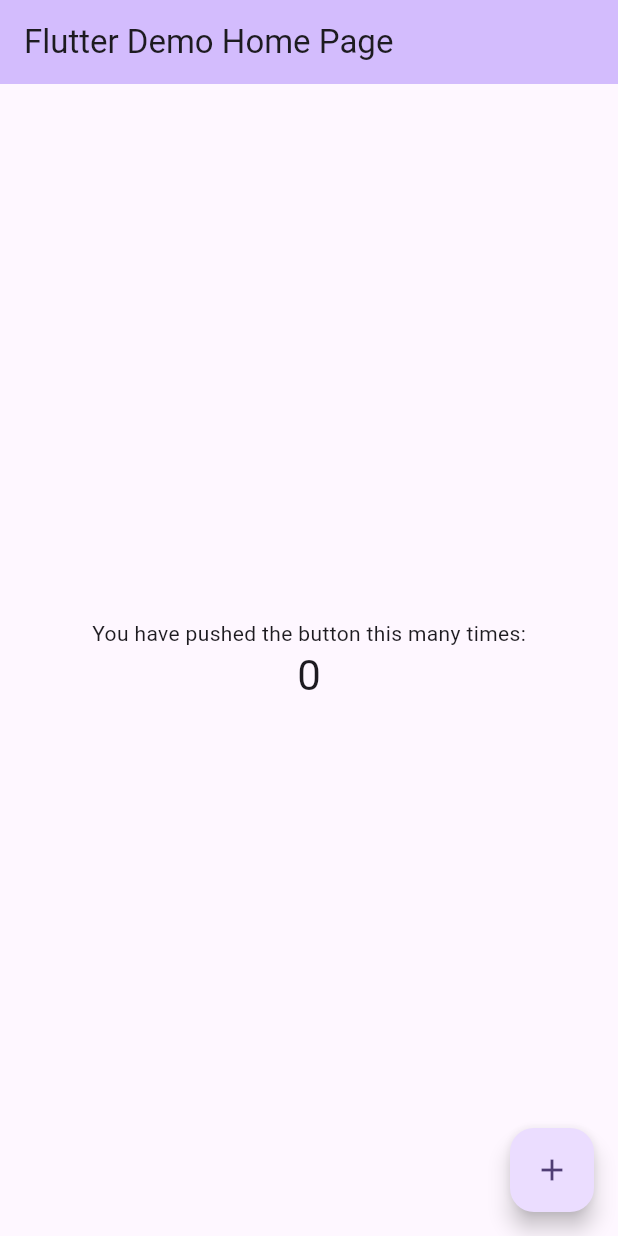
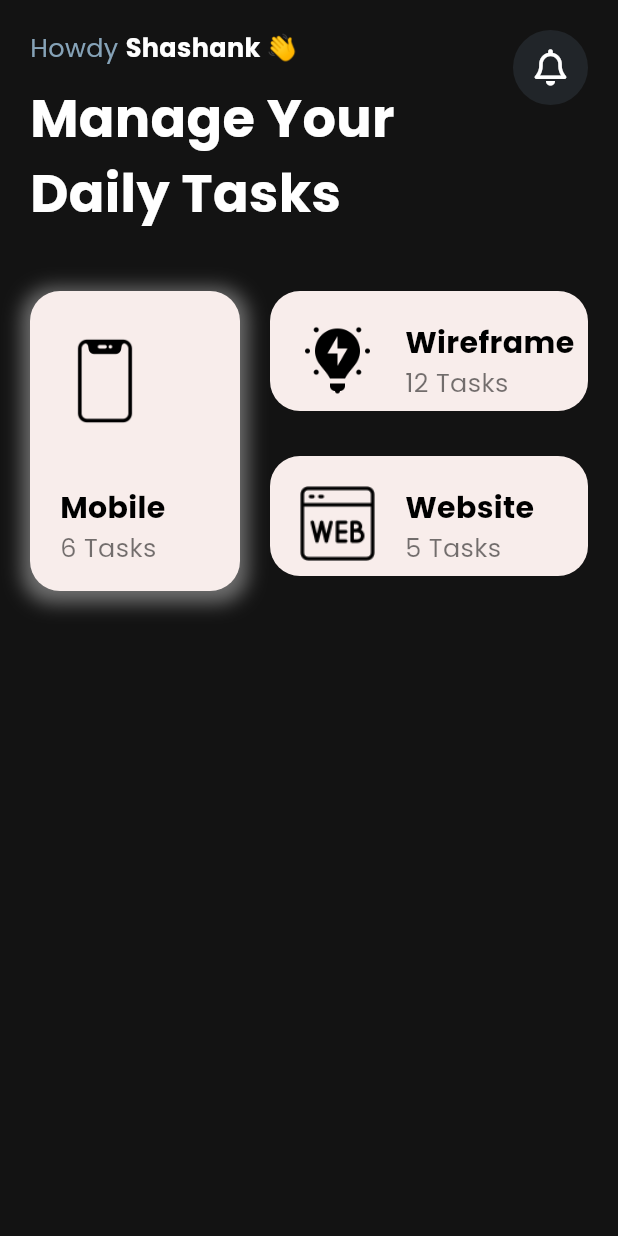
Before and after one commit to shashank16sundar/Task-App-UI-Dribbble-Flutter, a Flutter app: the screen it shows after launch, on a phone screen of 412 x 824 dp. Run offline on Flutter 3.47's test engine with Material 2 defaults, Android fonts, the phone set to English and light mode, and no system bars; our stand-ins replace font_awesome_flutter, google_fonts.

Commit message:
2nd Commit - Till Tasks Widget Done

```diff
--- a/lib/main.dart
+++ b/lib/main.dart
@@ -1,4 +1,6 @@
 import 'package:flutter/material.dart';
+import 'package:google_fonts/google_fonts.dart';
+import 'package:task_app_dribbble/pages/home_page.dart';
 
 void main() {
   runApp(const MyApp());
@@ -7,119 +9,17 @@ void main() {
 class MyApp extends StatelessWidget {
   const MyApp({super.key});
 
-  // This widget is the root of your application.
   @override
   Widget build(BuildContext context) {
     return MaterialApp(
-      title: 'Flutter Demo',
+      debugShowCheckedModeBanner: false,
+      title: 'Task App Dribbble',
       theme: ThemeData(
-        // This is the theme of your application.
-        //
-        // TRY THIS: Try running your application with "flutter run". You'll see
-        // the application has a blue toolbar. Then, without quitting the app,
-        // try changing the seedColor in the colorScheme below to Colors.green
-        // and then invoke "hot reload" (save your changes or press the "hot
-        // reload" button in a Flutter-supported IDE, or press "r" if you used
-        // the command line to start the app).
-        //
-        // Notice that the counter didn't reset back to zero; the application
-        // state is not lost during the reload. To reset the state, use hot
-        // restart instead.
-        //
-        // This works for code too, not just values: Most code changes can be
-        // tested with just a hot reload.
         colorScheme: ColorScheme.fromSeed(seedColor: Colors.deepPurple),
         useMaterial3: true,
+        textTheme: GoogleFonts.poppinsTextTheme(),
       ),
-      home: const MyHomePage(title: 'Flutter Demo Home Page'),
+      home: const HomePage(),
     );
   }
 }
-
-class MyHomePage extends StatefulWidget {
-  const MyHomePage({super.key, required this.title});
-
-  // This widget is the home page of your application. It is stateful, meaning
-  // that it has a State object (defined below) that contains fields that affect
-  // how it looks.
-
-  // This class is the configuration for the state. It holds the values (in this
-  // case the title) provided by the parent (in this case the App widget) and
-  // used by the build method of the State. Fields in a Widget subclass are
-  // always marked "final".
-
-  final String title;
-
-  @override
-  State<MyHomePage> createState() => _MyHomePageState();
-}
-
-class _MyHomePageState extends State<MyHomePage> {
-  int _counter = 0;
-
-  void _incrementCounter() {
-    setState(() {
-      // This call to setState tells the Flutter framework that something has
-      // changed in this State, which causes it to rerun the build method below
-      // so that the display can reflect the updated values. If we changed
-      // _counter without calling setState(), then the build method would not be
-      // called again, and so nothing would appear to happen.
-      _counter++;
-    });
-  }
-
-  @override
-  Widget build(BuildContext context) {
-    // This method is rerun every time setState is called, for instance as done
-    // by the _incrementCounter method above.
-    //
-    // The Flutter framework has been optimized to make rerunning build methods
-    // fast, so that you can just rebuild anything that needs updating rather
-    // than having to individually change instances of widgets.
-    return Scaffold(
-      appBar: AppBar(
-        // TRY THIS: Try changing the color here to a specific color (to
-        // Colors.amber, perhaps?) and trigger a hot reload to see the AppBar
-        // change color while the other colors stay the same.
-        backgroundColor: Theme.of(context).colorScheme.inversePrimary,
-        // Here we take the value from the MyHomePage object that was created by
-        // the App.build method, and use it to set our appbar title.
-        title: Text(widget.title),
-      ),
-      body: Center(
-        // Center is a layout widget. It takes a single child and positions it
-        // in the middle of the parent.
-        child: Column(
-          // Column is also a layout widget. It takes a list of children and
-          // arranges them vertically. By default, it sizes itself to fit its
-          // children horizontally, and tries to be as tall as its parent.
-          //
-          // Column has various properties to control how it sizes itself and
-          // how it positions its children. Here we use mainAxisAlignment to
-          // center the children vertically; the main axis here is the vertical
-          // axis because Columns are vertical (the cross axis would be
-          // horizontal).
-          //
-          // TRY THIS: Invoke "debug painting" (choose the "Toggle Debug Paint"
-          // action in the IDE, or press "p" in the console), to see the
-          // wireframe for each widget.
-          mainAxisAlignment: MainAxisAlignment.center,
-          children: <Widget>[
-            const Text(
-              'You have pushed the button this many times:',
-            ),
-            Text(
-              '$_counter',
-              style: Theme.of(context).textTheme.headlineMedium,
-            ),
-          ],
-        ),
-      ),
-      floatingActionButton: FloatingActionButton(
-        onPressed: _incrementCounter,
-        tooltip: 'Increment',
-        child: const Icon(Icons.add),
-      ), // This trailing comma makes auto-formatting nicer for build methods.
-    );
-  }
-}
--- /dev/null
+++ b/lib/pages/home_page.dart
@@ -0,0 +1,104 @@
+import 'package:flutter/material.dart';
+import 'package:font_awesome_flutter/font_awesome_flutter.dart';
+import 'package:task_app_dribbble/utils/app_styles.dart';
+import 'package:task_app_dribbble/widgets/curved_horizontal_widget.dart';
+import 'package:task_app_dribbble/widgets/curved_vertical_widget.dart';
+
+class HomePage extends StatelessWidget {
+  const HomePage({super.key});
+
+  @override
+  Widget build(BuildContext context) {
+    return Scaffold(
+      backgroundColor: AppStyles1.bgColor,
+      body: SafeArea(
+        child: ListView(
+          padding: const EdgeInsets.symmetric(horizontal: 20, vertical: 20),
+          children: [
+            Row(
+              crossAxisAlignment: CrossAxisAlignment.start,
+              mainAxisAlignment: MainAxisAlignment.spaceBetween,
+              children: [
+                const SizedBox(
+                  width: 250,
+                  child: Column(
+                    crossAxisAlignment: CrossAxisAlignment.start,
+                    children: [
+                      Row(
+                        children: [
+                          MediumText(text: 'Howdy '),
+                          MediumText(
+                            text: 'Shashank 👋',
+                            color: Colors.white,
+                            weight: FontWeight.bold,
+                          ),
+                        ],
+                      ),
+                      SizedBox(height: 10),
+                      LargeText(text: 'Manage Your Daily Tasks'),
+                    ],
+                  ),
+                ),
+                Container(
+                  width: 50,
+                  height: 50,
+                  decoration: BoxDecoration(
+                    shape: BoxShape.circle,
+                    color: AppStyles1.lightBgColor,
+                  ),
+                  child: const Center(
+                    child: FaIcon(
+                      FontAwesomeIcons.bell,
+                      color: Colors.white,
+                    ),
+                  ),
+                ),
+              ],
+            ),
+            const SizedBox(height: 40),
+            const SizedBox(
+              width: double.maxFinite,
+              height: 200,
+              child: Row(
+                children: [
+                  CurvedVerticalWidget(
+                    width: 140,
+                    height: 200,
+                    imgUrl: 'img/iphone.png',
+                    desc: 'Mobile',
+                    tasks: 6,
+                    bgColor: Color(0xfff8edeb),
+                  ),
+                  SizedBox(width: 20),
+                  Expanded(
+                    child: Column(
+                      children: [
+                        CurvedHorizontalWidget(
+                          width: 150,
+                          height: 80,
+                          imgUrl: 'img/idea.png',
+                          desc: 'Wireframe',
+                          tasks: 12,
+                          bgColor: Color(0xfff8edeb),
+                        ),
+                        SizedBox(height: 30),
+                        CurvedHorizontalWidget(
+                          width: 150,
+                          height: 80,
+                          imgUrl: 'img/website.png',
+                          desc: 'Website',
+                          tasks: 5,
+                          bgColor: Color(0xfff8edeb),
+                        ),
+                      ],
+                    ),
+                  )
+                ],
+              ),
+            )
+          ],
+        ),
+      ),
+    );
+  }
+}
--- /dev/null
+++ b/lib/utils/app_styles.dart
@@ -0,0 +1,60 @@
+import 'package:flutter/material.dart';
+
+class AppStyles1 {
+  static Color bgColor = const Color.fromARGB(255, 19, 19, 19);
+  static Color largeTextColor = Colors.white;
+  static Color greyTextColor = const Color(0xff86A3B8);
+  static Color lightBgColor = const Color(0xff212529);
+}
+
+class LargeText extends StatelessWidget {
+  final double size;
+  final String text;
+  final Color color;
+
+  const LargeText({
+    super.key,
+    this.size = 35,
+    required this.text,
+    this.color = Colors.white,
+  });
+
+  @override
+  Widget build(BuildContext context) {
+    return Text(
+      text,
+      style: TextStyle(
+        fontSize: size,
+        color: color,
+        fontWeight: FontWeight.bold,
+      ),
+    );
+  }
+}
+
+class MediumText extends StatelessWidget {
+  final double size;
+  final String text;
+  final Color color;
+  final FontWeight weight;
+
+  const MediumText({
+    super.key,
+    this.size = 17,
+    required this.text,
+    this.color = const Color(0xff86A3B8),
+    this.weight = FontWeight.normal,
+  });
+
+  @override
+  Widget build(BuildContext context) {
+    return Text(
+      text,
+      style: TextStyle(
+        fontSize: size,
+        color: color,
+        fontWeight: weight,
+      ),
+    );
+  }
+}
--- /dev/null
+++ b/lib/widgets/curved_horizontal_widget.dart
@@ -0,0 +1,59 @@
+import 'package:flutter/material.dart';
+import 'package:task_app_dribbble/utils/app_styles.dart';
+
+class CurvedHorizontalWidget extends StatelessWidget {
+  final double width;
+  final double height;
+  final String imgUrl;
+  final String desc;
+  final int tasks;
+  final Color bgColor;
+
+  const CurvedHorizontalWidget({
+    super.key,
+    required this.width,
+    required this.height,
+    required this.imgUrl,
+    required this.desc,
+    required this.tasks,
+    required this.bgColor,
+  });
+
+  @override
+  Widget build(BuildContext context) {
+    return Container(
+      width: double.maxFinite,
+      height: height,
+      padding: const EdgeInsets.fromLTRB(20, 20, 0, 0),
+      decoration: BoxDecoration(
+        borderRadius: BorderRadius.circular(20),
+        color: bgColor,
+      ),
+      child: Row(
+        crossAxisAlignment: CrossAxisAlignment.start,
+        children: [
+          Image(
+            image: AssetImage(imgUrl),
+            width: 50,
+            height: 50,
+          ),
+          const SizedBox(width: 20),
+          Column(
+            crossAxisAlignment: CrossAxisAlignment.start,
+            children: [
+              LargeText(
+                text: desc,
+                size: 20,
+                color: Colors.black,
+              ),
+              MediumText(
+                text: '$tasks Tasks',
+                color: Colors.black54,
+              ),
+            ],
+          )
+        ],
+      ),
+    );
+  }
+}
--- /dev/null
+++ b/lib/widgets/curved_vertical_widget.dart
@@ -0,0 +1,61 @@
+import 'package:flutter/material.dart';
+import 'package:task_app_dribbble/utils/app_styles.dart';
+
+class CurvedVerticalWidget extends StatelessWidget {
+  final double width;
+  final double height;
+  final String imgUrl;
+  final String desc;
+  final int tasks;
+  final Color bgColor;
+
+  const CurvedVerticalWidget({
+    super.key,
+    required this.width,
+    required this.height,
+    required this.imgUrl,
+    required this.desc,
+    required this.tasks,
+    required this.bgColor,
+  });
+
+  @override
+  Widget build(BuildContext context) {
+    return Container(
+      width: width,
+      height: height,
+      padding: const EdgeInsets.fromLTRB(20, 30, 20, 0),
+      decoration: BoxDecoration(
+        borderRadius: BorderRadius.circular(20),
+        color: bgColor,
+        boxShadow: [
+          BoxShadow(
+              color: Colors.white.withAlpha(100),
+              spreadRadius: 5.0,
+              blurRadius: 10.0,
+              offset: const Offset(0.0, 3.0))
+        ],
+      ),
+      child: Column(
+        crossAxisAlignment: CrossAxisAlignment.start,
+        children: [
+          Image(
+            image: AssetImage(imgUrl),
+            width: 60,
+            height: 60,
+          ),
+          const SizedBox(height: 40),
+          LargeText(
+            text: desc,
+            size: 20,
+            color: Colors.black,
+          ),
+          MediumText(
+            text: '$tasks Tasks',
+            color: Colors.black54,
+          ),
+        ],
+      ),
+    );
+  }
+}
```
Also changed, not shown: pubspec.yaml (+4 -3 lines), img/idea.png (added), img/iphone.png (added), img/website.png (added), pubspec.lock, 1 other file.
